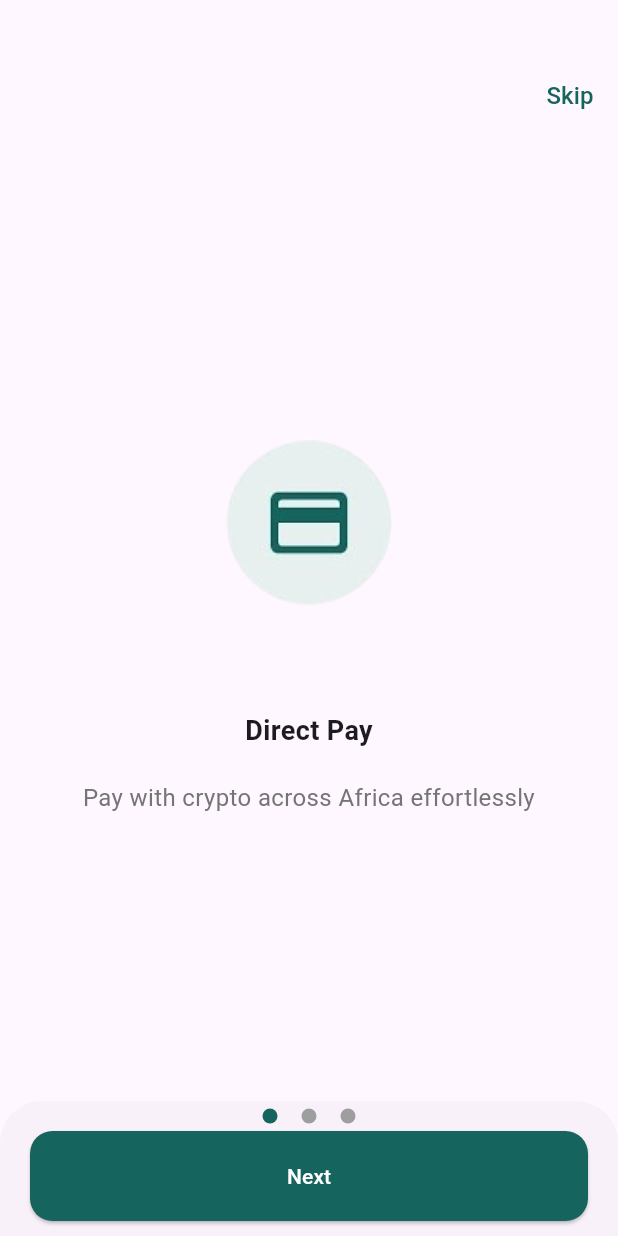
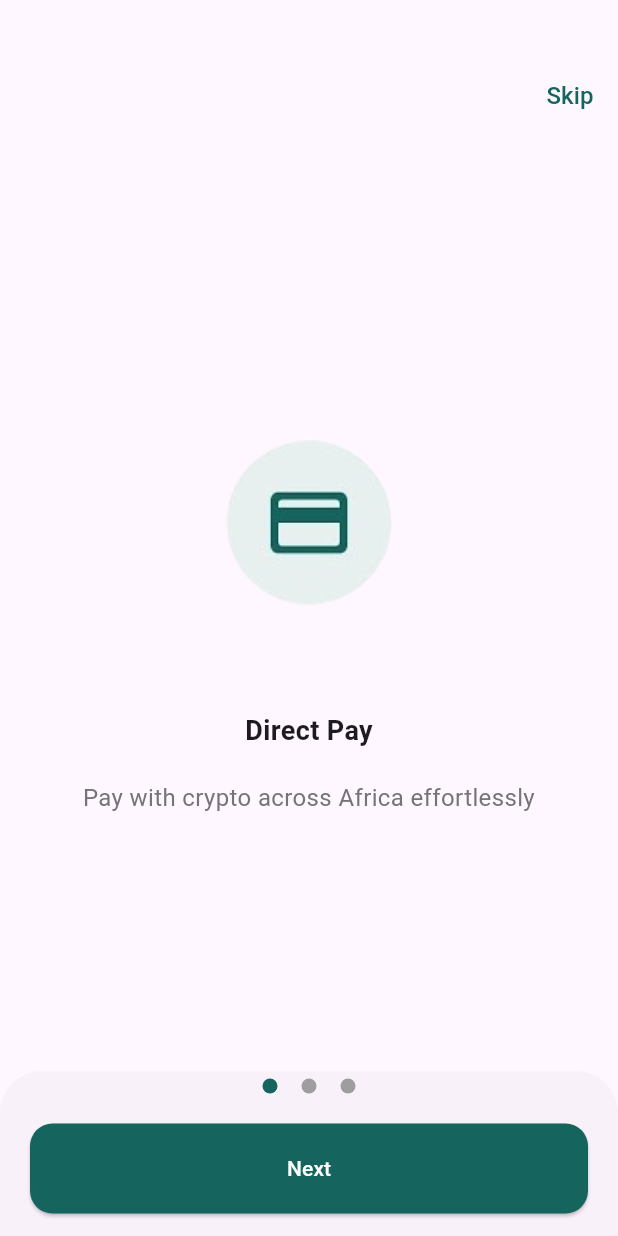
Before and after one commit to LizWahome/pretium, a Flutter app: the screen it shows after launch, on a phone screen of 412 x 824 dp. Run offline on Flutter 3.47's test engine with Material 3 defaults, Android fonts, the phone set to English and light mode, and no system bars; drawn by our look-alikes of smooth_page_indicator.

Commit message:
github workflows

```diff
--- a/lib/features/onboarding/onboarding.dart
+++ b/lib/features/onboarding/onboarding.dart
@@ -59,11 +59,11 @@ class _OnboardingPageState extends State<OnboardingPage> {
         ),
         bottomSheet: Container(
           margin: EdgeInsets.symmetric(vertical: 5),
-          height: 80,
+          height: 100,
           child: Column(
             children: [
               Padding(
-                padding: const EdgeInsets.only(bottom: 5.0),
+                padding: const EdgeInsets.only(bottom: 20.0),
                 child: Center(
                   child: SmoothPageIndicator(
                     controller: _pageController,
```
